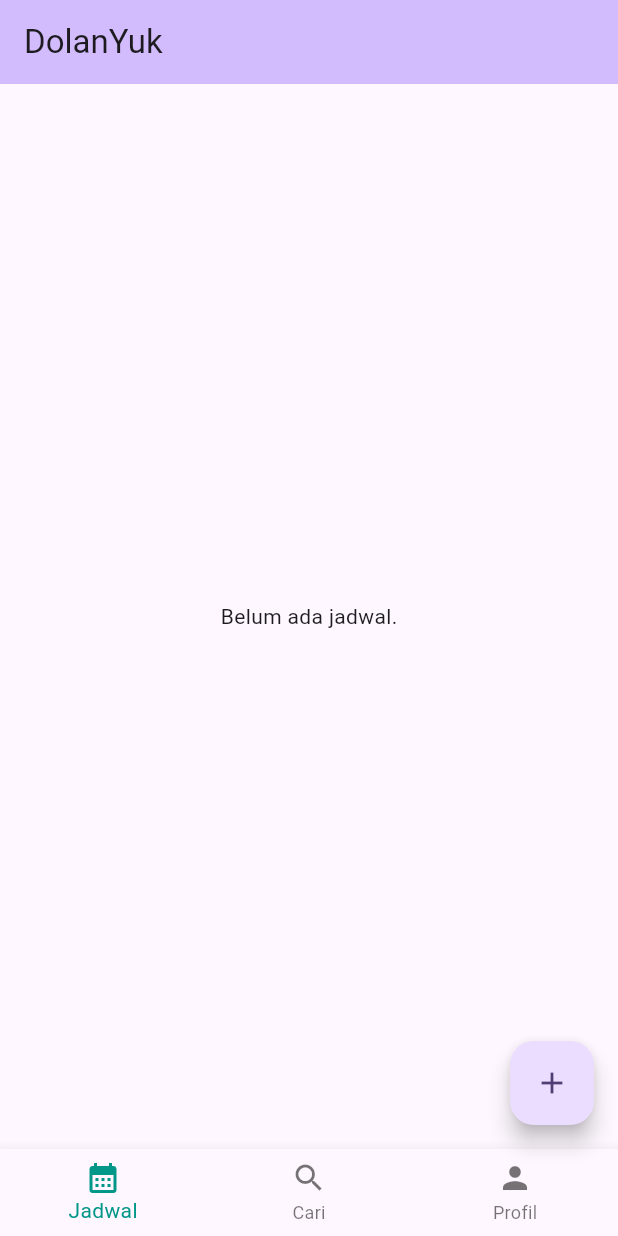
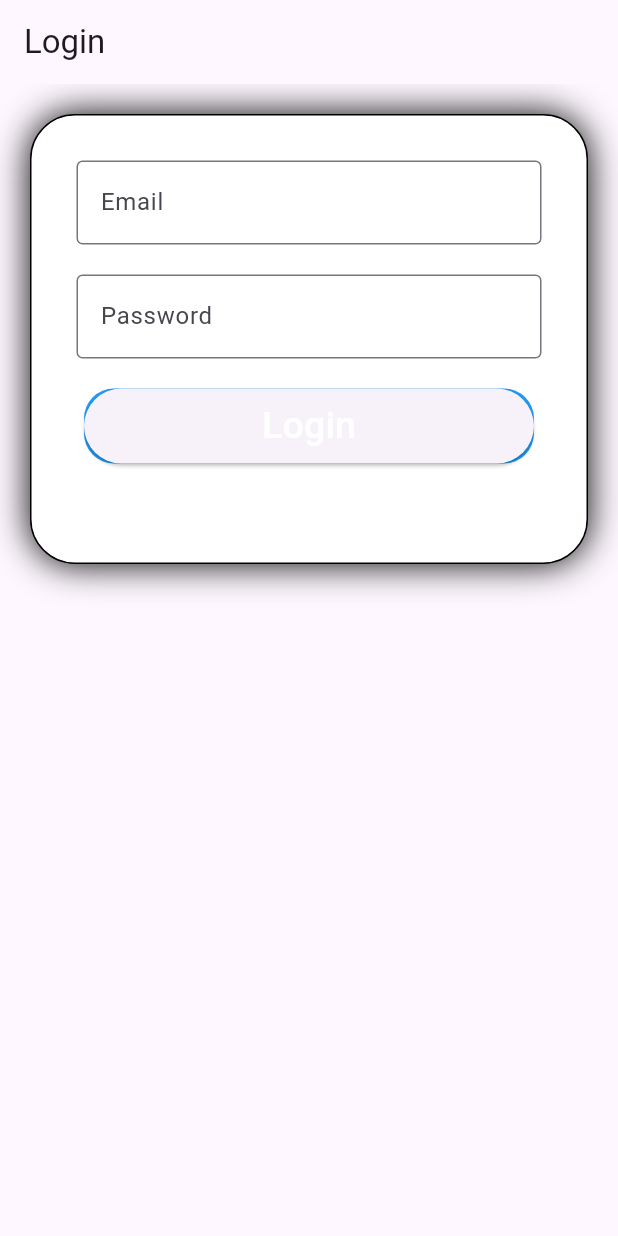
Before and after one commit to Subrata8778/Project-DolanYuk, a Flutter app: the screen it shows after launch, on a phone screen of 412 x 824 dp. Run offline on Flutter 3.47's test engine with Material 3 defaults, Android fonts, the phone set to English and light mode, and no system bars; our stand-ins replace shared_preferences.

Commit message:
Feat: Login

```diff
--- /dev/null
+++ b/dolan_yuk/lib/screen/login.dart
@@ -0,0 +1,119 @@
+import 'package:flutter/material.dart';
+import 'package:dolan_yuk/main.dart';
+import 'package:shared_preferences/shared_preferences.dart';
+import 'package:http/http.dart' as http;
+import 'dart:convert';
+
+String active_user = "";
+
+class MyLogin extends StatelessWidget {
+  @override
+  Widget build(BuildContext context) {
+    return MaterialApp(
+      title: 'Flutter Demo',
+      theme: ThemeData(
+        primarySwatch: Colors.blue,
+      ),
+      home: Login(),
+    );
+  }
+}
+
+class Login extends StatefulWidget {
+  @override
+  State<StatefulWidget> createState() {
+    return _LoginState();
+  }
+}
+
+class _LoginState extends State<Login> {
+  String _email = '';
+  String _password = '';
+  String error_login = '';
+
+    void doLogin() async {
+    final response = await http.post(
+        Uri.parse("https://ubaya.me/flutter/160420002/DolanYuk/login.php"),
+        body: {'email': _email, 'user_password': _password});
+    if (response.statusCode == 200) {
+      Map json = jsonDecode(response.body);
+      if (json['result'] == 'success') {
+        final prefs = await SharedPreferences.getInstance();
+        print(json['data']['id'].toString());
+        prefs.setString("user_id", json['data']['id'].toString());
+        main();
+      } else {
+        print(json['message']);
+        setState(() {
+          error_login = "Incorrect user or password";
+        });
+      }
+    } else {
+      throw Exception('Failed to read API');
+    }
+  }
+
+  @override
+  Widget build(BuildContext context) {
+    return Scaffold(
+        appBar: AppBar(
+          title: Text('Login'),
+        ),
+        body: Container(
+          height: 300,
+          margin: EdgeInsets.all(20),
+          padding: EdgeInsets.all(20),
+          decoration: BoxDecoration(
+              borderRadius: BorderRadius.all(Radius.circular(30)),
+              border: Border.all(width: 1),
+              color: Colors.white,
+              boxShadow: [BoxShadow(blurRadius: 20)]),
+          child: Column(children: [
+            Padding(
+              padding: EdgeInsets.all(10),
+              child: TextField(
+                onChanged: (v) {
+                  _email = v;
+                },
+                decoration: InputDecoration(
+                    border: OutlineInputBorder(),
+                    labelText: 'Email',
+                    hintText: 'Enter valid email id as abc@gmail.com'),
+              ),
+            ),
+            Padding(
+              padding: EdgeInsets.all(10),
+              //padding: EdgeInsets.symmetric(horizontal: 15),
+              child: TextField(
+                onChanged: (v) {
+                  _password = v;
+                },
+                obscureText: true,
+                decoration: InputDecoration(
+                    border: OutlineInputBorder(),
+                    labelText: 'Password',
+                    hintText: 'Enter secure password'),
+              ),
+            ),
+            Padding(
+                padding: EdgeInsets.all(10),
+                child: Container(
+                  height: 50,
+                  width: 300,
+                  decoration: BoxDecoration(
+                      color: Colors.blue,
+                      borderRadius: BorderRadius.circular(20)),
+                  child: ElevatedButton(
+                    onPressed: () {
+                      doLogin();
+                    },
+                    child: Text(
+                      'Login',
+                      style: TextStyle(color: Colors.white, fontSize: 25),
+                    ),
+                  ),
+                )),
+          ]),
+        ));
+  }
+}
```
Also changed, not shown: dolan_yuk/lib/main.dart (+20 -1 lines).
